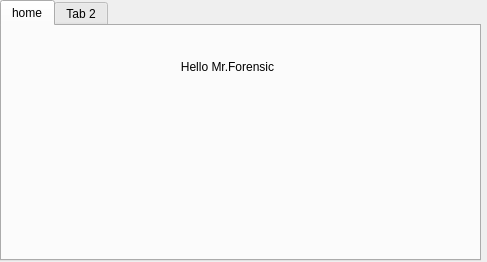
Qt form untitled.ui (lmcteam206/foren) before a commit.
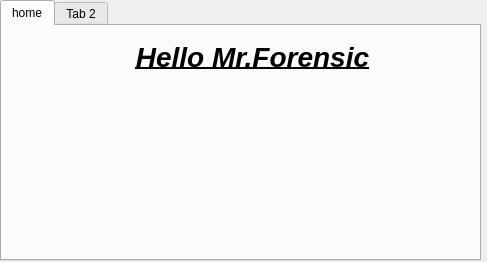
The same form after that commit.

Patch:
```diff
--- a/untitled.ui
+++ b/untitled.ui
@@ -32,12 +32,21 @@
     <widget class="QLabel" name="label">
      <property name="geometry">
       <rect>
-       <x>140</x>
-       <y>10</y>
-       <width>171</width>
+       <x>120</x>
+       <y>0</y>
+       <width>261</width>
        <height>61</height>
       </rect>
      </property>
+     <property name="font">
+      <font>
+       <pointsize>21</pointsize>
+       <italic>true</italic>
+       <bold>true</bold>
+       <underline>true</underline>
+       <strikeout>false</strikeout>
+      </font>
+     </property>
      <property name="text">
       <string>Hello Mr.Forensic</string>
      </property>
```
